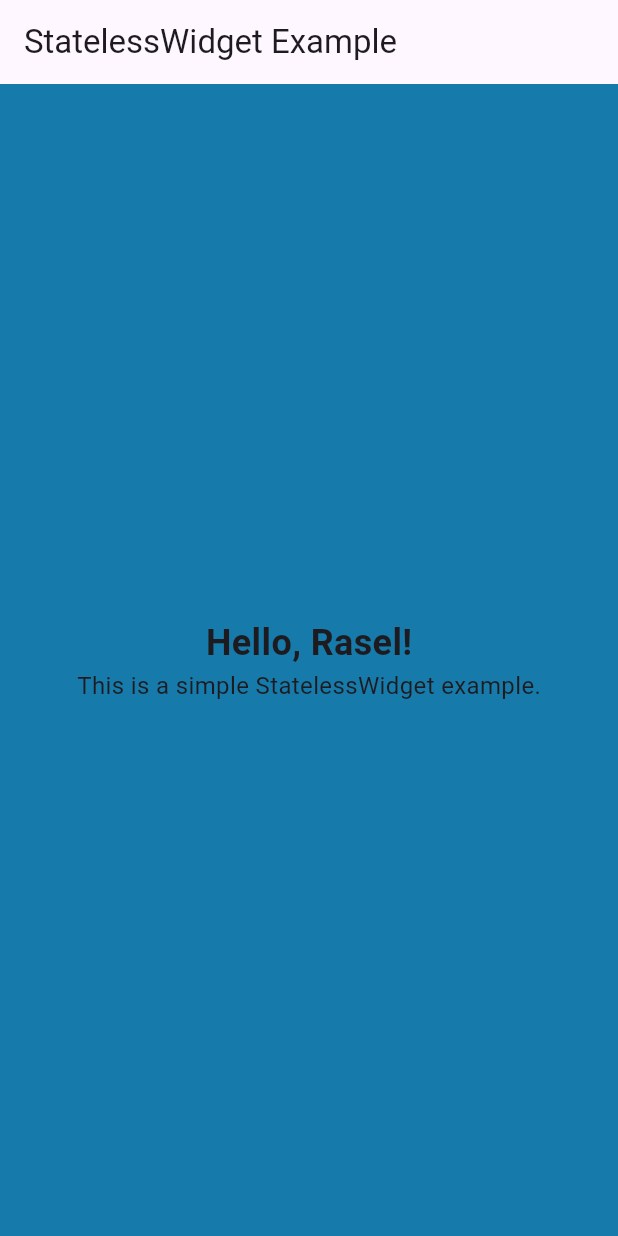
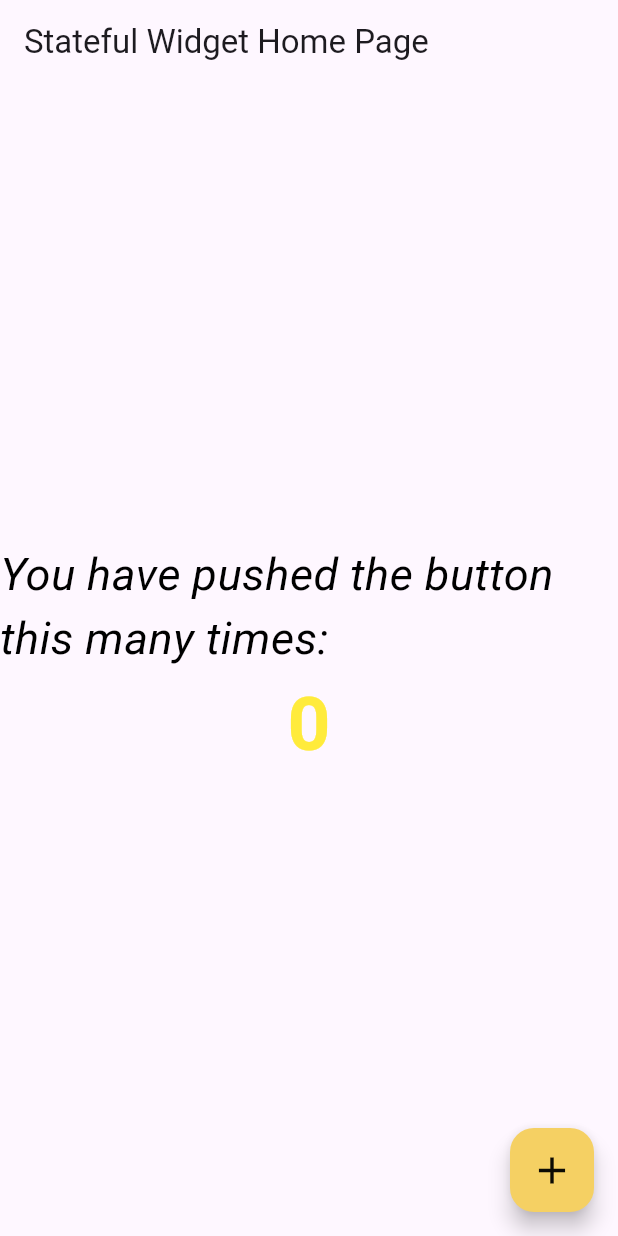
Before and after one commit to rasel-093/Flutter_Basic, a Flutter app: the screen it shows after launch, on a phone screen of 412 x 824 dp. Run offline on Flutter 3.47's test engine with Material 3 defaults, Android fonts, the phone set to English and light mode, and no system bars.

Commit message:
stateful widget completed

```diff
--- a/lib/main.dart
+++ b/lib/main.dart
@@ -1,8 +1,10 @@
 import 'package:flutter/material.dart';
 import 'package:flutter_basic/responsive_widget/MyResponsiveApp.dart';
+import 'package:flutter_basic/statefulwidget/StatefulWidget.dart';
 import 'package:flutter_basic/stateless_widget/StatelessWidget.dart';
 
 void main() {
   //runApp(const MyResponsiveApp());
-  runApp(const StatelesswidgetApp());
+  //runApp(const StatelesswidgetApp());
+  runApp(const StatefulWidgetApp());
 }
--- /dev/null
+++ b/lib/statefulwidget/StatefulWidget.dart
@@ -0,0 +1,78 @@
+//Use case
+//Counters, toggles, switches , Forms (text input, validation) Loading indicators, Animations, PageViews, Tabs
+import 'package:flutter/material.dart';
+
+class StatefulWidgetApp extends StatelessWidget {
+  const StatefulWidgetApp({super.key});
+
+  @override
+  Widget build(BuildContext context) {
+    // TODO: implement build
+    return MaterialApp(
+      title: 'Stateful Widget Example',
+      theme: ThemeData(primarySwatch: Colors.blue),
+      home: const CounterPage(title: 'Stateful Widget Home Page'),
+    );
+  }
+}
+
+class CounterPage extends StatefulWidget {
+  const CounterPage({super.key, required this.title});
+
+  final String title;
+
+  @override
+  State<CounterPage> createState() => _CounterPageState();
+}
+
+class _CounterPageState extends State<CounterPage> {
+  int _counter = 0;
+
+  void _incrementCounter() {
+    setState(() {
+      _counter++;
+    });
+  }
+
+  @override
+  Widget build(BuildContext context) {
+    return Scaffold(
+      appBar: AppBar(title: Text(widget.title)),
+      body: Center(
+        child: Column(
+          mainAxisAlignment: MainAxisAlignment.center,
+          children: <Widget>[
+            const Text(
+              'You have pushed the button this many times:',
+              style: TextStyle(
+                fontSize: 30,
+                fontStyle: FontStyle.italic,
+                color: Colors.black,
+              ),
+            ),
+            Text(
+              '$_counter',
+              style: TextStyle(
+                color: Colors.yellow,
+                fontWeight: FontWeight.bold,
+                fontSize: 50.0,
+              ),
+            ),
+          ],
+        ),
+      ),
+      floatingActionButton: FloatingActionButton(
+        onPressed: _incrementCounter,
+        tooltip: 'Increment',
+        foregroundColor: const Color.fromARGB(255, 245, 208, 99),
+        backgroundColor: const Color.fromARGB(255, 245, 208, 99),
+        child: const Icon(
+          Icons.add,
+          color: Color.fromARGB(255, 12, 11, 4),
+          size: 30.0,
+          semanticLabel: "Increment Counter",
+        ),
+      ),
+    );
+  }
+}
```
